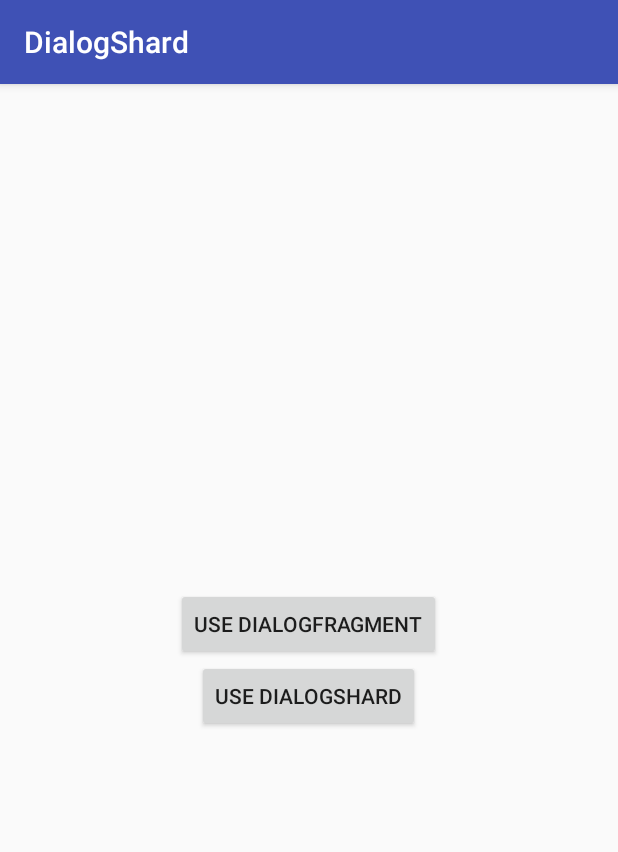
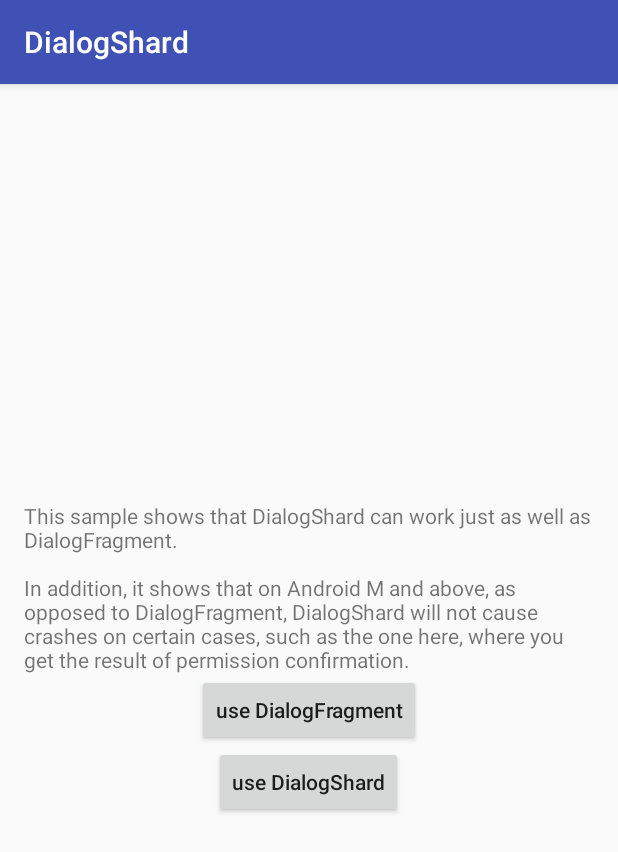
Before and after one commit to AndroidDeveloperLB/DialogShard, an Android app: the screen it shows after launch (MainActivity), on a phone screen of 412 x 824 dp. Shown: the top 852 px of the screen. Run offline under Robolectric (Android 15) with nearby library versions, the phone set to English and light mode, and no system bars.

Commit message:
Added some tweaks

```diff
--- a/app/src/main/res/layout/activity_main.xml
+++ b/app/src/main/res/layout/activity_main.xml
@@ -13,14 +13,19 @@
     android:paddingTop="@dimen/activity_vertical_margin"
     tools:context="com.lb.dialogshard.MainActivity">
 
+    <TextView
+        android:layout_width="wrap_content"
+        android:layout_height="wrap_content"
+        android:text="@string/demo_desc"/>
+
     <Button
-        android:id="@+id/useDialogFragmentButton"
+        android:id="@+id/useDialogFragmentButton" android:textAllCaps="false"
         android:layout_width="wrap_content"
         android:layout_height="wrap_content"
         android:text="use DialogFragment"/>
 
     <Button
-        android:id="@+id/useDialogShardButton"
+        android:id="@+id/useDialogShardButton" android:textAllCaps="false"
         android:layout_width="wrap_content"
         android:layout_height="wrap_content"
         android:text="use DialogShard"/>
--- a/app/src/main/res/values/strings.xml
+++ b/app/src/main/res/values/strings.xml
@@ -1,3 +1,5 @@
 <resources>
     <string name="app_name">DialogShard</string>
+    <string name="demo_desc">This sample shows that DialogShard can work just as well as DialogFragment.
+\n\nIn addition, it shows that on Android M and above, as opposed to DialogFragment, DialogShard will not cause crashes on certain cases, such as the one here, where you get the result of permission confirmation.</string>
 </resources>
```
Also changed, not shown: app/src/main/java/com/lb/dialogshard/MainActivity.java (+42 -12 lines).
